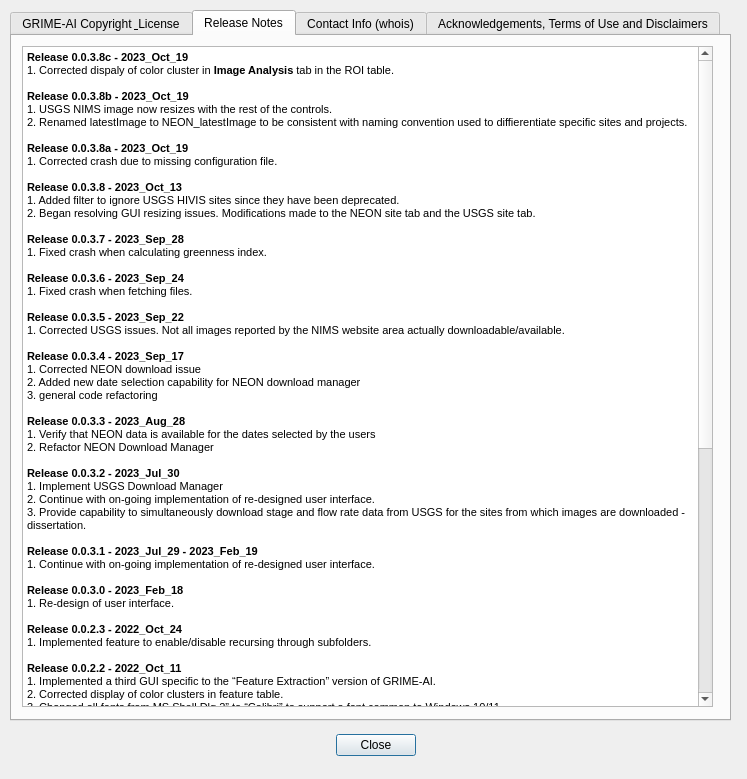
Qt form QDialog_ReleaseNotes.ui (JohnStranzl/GRIME-AI) before a commit.
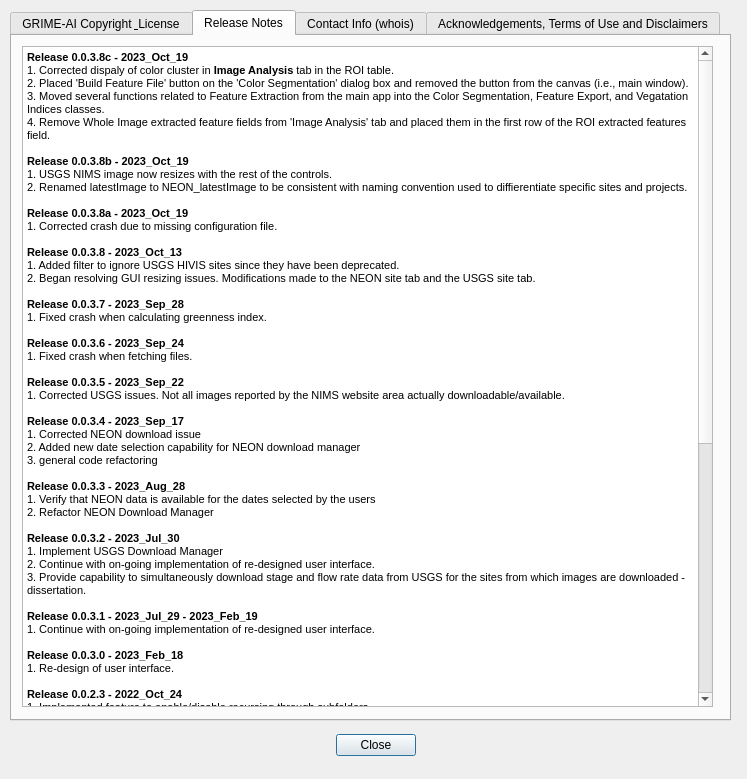
The same form after that commit.

Diff of the .ui file:
```diff
--- a/QDialog_ReleaseNotes.ui
+++ b/QDialog_ReleaseNotes.ui
@@ -94,6 +94,8 @@
 &lt;/style&gt;&lt;/head&gt;&lt;body style=&quot; font-family:'MS Shell Dlg 2'; font-size:7.8pt; font-weight:400; font-style:normal;&quot;&gt;
 &lt;p style=&quot; margin-top:0px; margin-bottom:0px; margin-left:0px; margin-right:0px; -qt-block-indent:0; text-indent:0px;&quot;&gt;&lt;span style=&quot; font-family:'MS Shell Dlg 2','sans-serif'; font-size:8.25pt; font-weight:600;&quot;&gt;Release 0.0.3.8c - 2023_Oct_19&lt;/span&gt;&lt;/p&gt;
 &lt;p style=&quot; margin-top:0px; margin-bottom:0px; margin-left:0px; margin-right:0px; -qt-block-indent:0; text-indent:0px;&quot;&gt;&lt;span style=&quot; font-family:'MS Shell Dlg 2','sans-serif'; font-size:8.5pt;&quot;&gt;1. Corrected dispaly of color cluster in &lt;/span&gt;&lt;span style=&quot; font-family:'MS Shell Dlg 2','sans-serif'; font-size:8.5pt; font-weight:600;&quot;&gt;Image Analysis&lt;/span&gt;&lt;span style=&quot; font-family:'MS Shell Dlg 2','sans-serif'; font-size:8.5pt;&quot;&gt; tab in the ROI table.&lt;/span&gt;&lt;/p&gt;
+&lt;p style=&quot; margin-top:0px; margin-bottom:0px; margin-left:0px; margin-right:0px; -qt-block-indent:0; text-indent:0px;&quot;&gt;&lt;span style=&quot; font-family:'MS Shell Dlg 2','sans-serif'; font-size:8.5pt;&quot;&gt;2. Placed 'Build Feature File' button on the 'Color Segmentation' dialog box and removed the button from the canvas (i.e., main window).&lt;/span&gt;&lt;/p&gt;
+&lt;p style=&quot; margin-top:0px; margin-bottom:0px; margin-left:0px; margin-right:0px; -qt-block-indent:0; text-indent:0px;&quot;&gt;&lt;span style=&quot; font-family:'MS Shell Dlg 2','sans-serif'; font-size:8.5pt;&quot;&gt;3. Moved several functions related to Feature Extraction from the main app into the Color Segmentation, Feature Export, and Vegatation Indices classes.&lt;br /&gt;4. Remove Whole Image extracted feature fields from 'Image Analysis' tab and placed them in the first row of the ROI extracted features field.&lt;/span&gt;&lt;/p&gt;
 &lt;p style=&quot;-qt-paragraph-type:empty; margin-top:0px; margin-bottom:0px; margin-left:0px; margin-right:0px; -qt-block-indent:0; text-indent:0px; font-size:8pt;&quot;&gt;&lt;br /&gt;&lt;/p&gt;
 &lt;p style=&quot; margin-top:0px; margin-bottom:0px; margin-left:0px; margin-right:0px; -qt-block-indent:0; text-indent:0px;&quot;&gt;&lt;span style=&quot; font-family:'MS Shell Dlg 2','sans-serif'; font-size:8.25pt; font-weight:600;&quot;&gt;Release 0.0.3.8b - 2023_Oct_19&lt;/span&gt;&lt;/p&gt;
 &lt;p style=&quot; margin-top:0px; margin-bottom:0px; margin-left:0px; margin-right:0px; -qt-block-indent:0; text-indent:0px;&quot;&gt;&lt;span style=&quot; font-family:'MS Shell Dlg 2','sans-serif'; font-size:8.5pt;&quot;&gt;1. USGS NIMS image now resizes with the rest of the controls.&lt;/span&gt;&lt;/p&gt;
```
